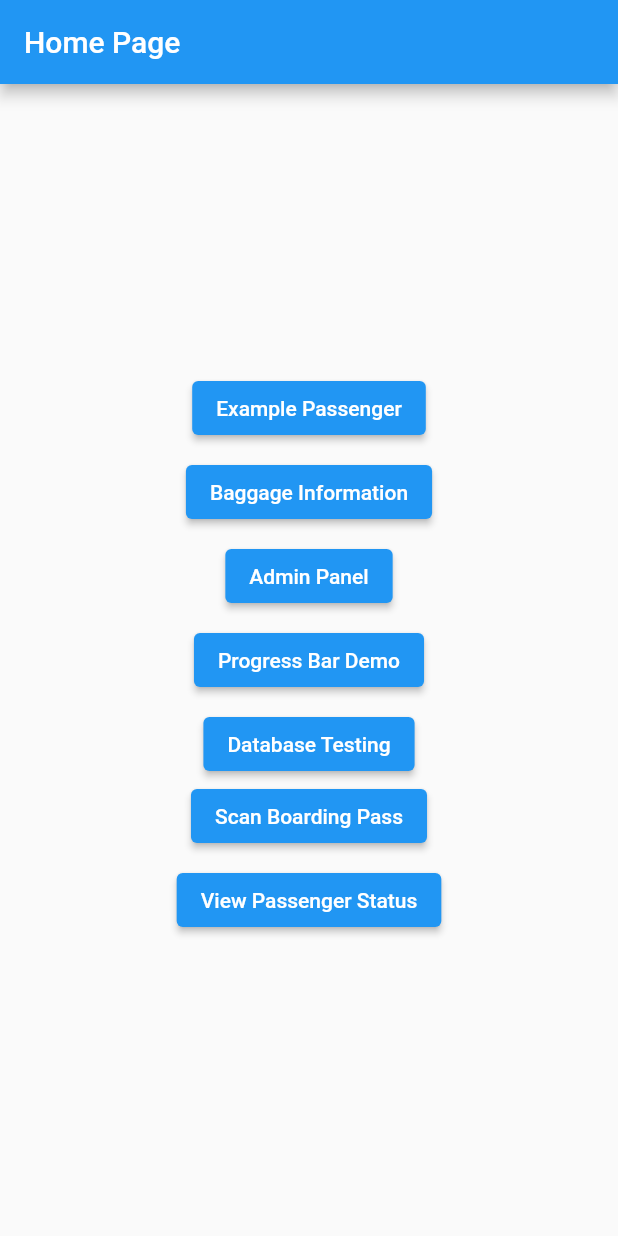
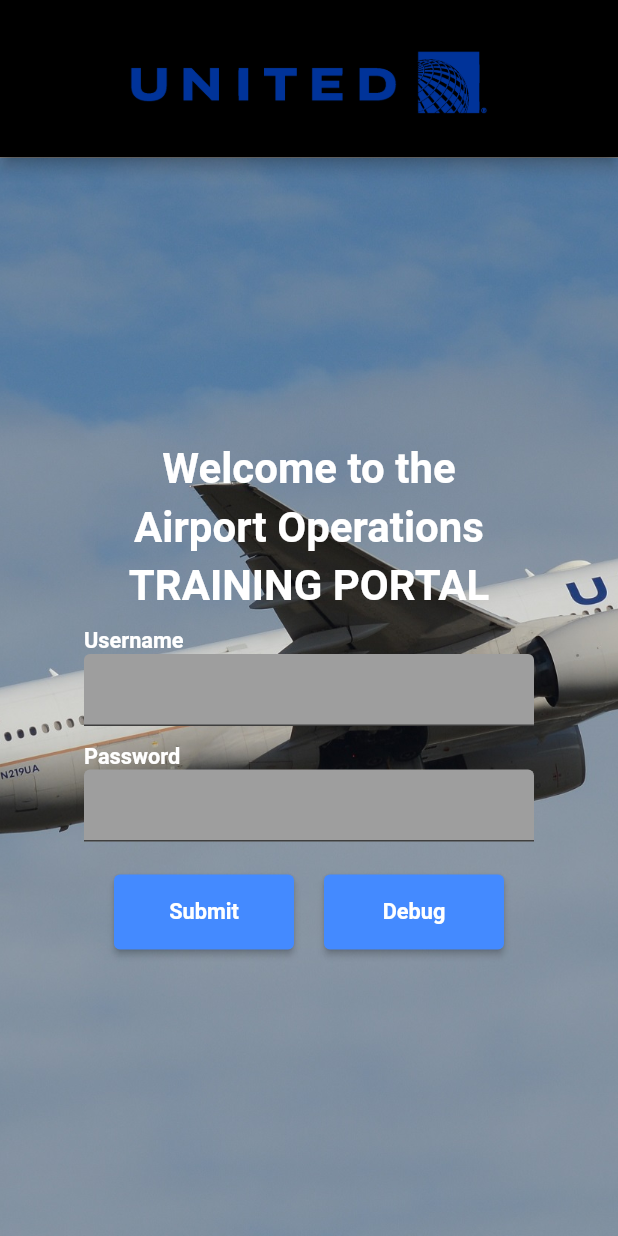
Before and after one commit to ejmalzone/team-united-airlines-airport-operations, a Flutter app: the screen it shows after launch, on a phone screen of 412 x 824 dp. Run offline on Flutter 3.47's test engine with Material 2 defaults, Android fonts, the phone set to English and light mode, and no system bars; our stand-ins replace camera, date_field, jiffy, qr_flutter; missing offline and left inert: qr_bar_code_scanner_dialog, requests.

Commit message:
Added intro portal

```diff
--- /dev/null
+++ b/airportops_frontend/lib/login.dart
@@ -0,0 +1,156 @@
+import 'package:airportops_frontend/extensions.dart';
+import 'package:airportops_frontend/widgets.dart';
+import 'package:flutter/material.dart';
+
+class LoginRoute extends StatelessWidget {
+  const LoginRoute({super.key});
+
+  @override
+  Widget build(BuildContext context) {
+    const welcomeStyle = TextStyle(
+        color: Colors.white,
+        fontSize: 28,
+        fontWeight: FontWeight.bold
+    );
+
+    const welcomeMessage = [
+      Text('Welcome to the', style: welcomeStyle),
+      Text('Airport Operations', style: welcomeStyle),
+      Text('TRAINING PORTAL', style: welcomeStyle)
+    ];
+
+    const loginStyle = TextStyle(
+        color: Colors.white,
+        fontSize: 14.5,
+        fontWeight: FontWeight.bold
+    );
+
+    var buttonStyle = ElevatedButton.styleFrom(
+        minimumSize: const Size(120, 50),
+        backgroundColor: Colors.blueAccent,
+        textStyle: loginStyle
+    );
+
+    return Scaffold(
+        appBar: AppBar(
+          centerTitle: true,
+          title: Image.asset('assets/unitedlogo.png', fit: BoxFit.cover),
+          backgroundColor: Colors.black,
+          toolbarHeight: 105,
+        ),
+        body: Container(
+            decoration: const BoxDecoration(
+                image: DecorationImage(
+                    image: AssetImage('assets/unitedjet.jpg'),
+                    fit: BoxFit.cover
+                )
+            ),
+            child: Center(child: Column(
+                  mainAxisAlignment: MainAxisAlignment.center,
+                  crossAxisAlignment: CrossAxisAlignment.center,
+                  children: welcomeMessage.withSpaceBetween(height: 6) + [
+                    SizedBox(
+                      width: 300,
+                      child: Column(
+                        children: [
+                          SizedBox(height: 12),
+                          Row(
+                              mainAxisAlignment: MainAxisAlignment.start,
+                              children: [Text('Username', style: loginStyle)]
+                          ),
+                          LoginInput(),
+                          SizedBox(height: 12),
+                          Row(
+                              mainAxisAlignment: MainAxisAlignment.start,
+                              children: [Text('Password', style: loginStyle)]
+                          ),
+                          LoginInput(),
+                          SizedBox(height: 22),
+                          Row(
+                            mainAxisAlignment: MainAxisAlignment.center,
+                            children: [
+                              ElevatedButton(
+                                  style: buttonStyle,
+                                  onPressed: () { Navigator.pushNamed(context, '/portal'); },
+                                  child: const Text('Submit')
+                              ),
+                              ElevatedButton(
+                                  style: buttonStyle,
+                                  onPressed: () { Navigator.pushNamed(context, '/home'); },
+                                  child: const Text('Debug')
+                              )
+                            ].withSpaceBetween(width: 20),
+                          )
+                        ]
+                      )
+                    )
+                  ]
+              )
+            )
+        ),
+    );
+  }
+}
+
+class PortalRoute extends StatelessWidget {
+  ElevatedButton makeButton(BuildContext context, String text, String img, [String? endRoute]) {
+    const buttonTextStyle = TextStyle(
+        color: Colors.black87,
+        fontSize: 16,
+        fontWeight: FontWeight.bold
+    );
+
+    var buttonStyle = ElevatedButton.styleFrom(
+        minimumSize: const Size(180, 180),
+        backgroundColor: Colors.grey,
+        textStyle: buttonTextStyle,
+        shadowColor: Colors.black12,
+        shape: RoundedRectangleBorder(borderRadius: BorderRadius.circular(16.5)),
+    );
+
+    return ElevatedButton(
+      style: buttonStyle,
+      onPressed: () {
+        if (endRoute != null) {
+          Navigator.pushNamed(context, endRoute);
+        }
+      },
+      child: Column(
+        mainAxisAlignment: MainAxisAlignment.center,
+        crossAxisAlignment: CrossAxisAlignment.center,
+        children: [
+          Image.asset(img),
+          Text(text, style: buttonTextStyle)
+        ].withSpaceBetween(height: 8),
+      )
+    );
+  }
+
+  @override
+  Widget build(BuildContext context) {
+    return Scaffold(
+      appBar: AppBar(
+        centerTitle: true,
+        title: const Text('Portal Selection'),
+        titleTextStyle: const TextStyle(fontSize: 32, fontWeight: FontWeight.bold, color: Colors.white),
+        backgroundColor: Colors.black,
+        toolbarHeight: 105,
+      ),
+      body: Center(child:
+        Column(
+          mainAxisAlignment: MainAxisAlignment.center,
+          children: [
+            Row(
+              mainAxisAlignment: MainAxisAlignment.center,
+              children: [
+                makeButton(context, 'Customer Service', 'assets/icons8-airport-64.png'),
+                makeButton(context, 'Ramp Service', 'assets/icons8-luggage-64 (1).png', '/baggage'),
+              ].withSpaceBetween(width: 36),
+            ),
+            makeButton(context, 'Admin', 'assets/united-square-64.png', '/admin')
+          ].withSpaceBetween(height: 36)
+        )
+      )
+    );
+  }
+}
--- a/airportops_frontend/lib/main.dart
+++ b/airportops_frontend/lib/main.dart
@@ -13,12 +13,15 @@ import 'package:airportops_frontend/scanning.dart';
 import 'package:airportops_frontend/rampservices/rampservices_profile.dart';
 import 'package:qr_flutter/qr_flutter.dart';
 
+import 'login.dart';
+
 Future<void> main() async {
   //var req = await passengerRequest();
   runApp(MaterialApp(
     initialRoute: '/',
     routes: {
-      '/': (context) => const HomeRoute(),
+      '/': (context) => LoginRoute(),
+      '/home': (context) => const HomeRoute(),
       '/examplePassenger': (context) => PassengerProfileApp(),
       '/baggage': (context) => BaggageRoute(),
       '/admin': (context) => AdminRoute(),
@@ -26,6 +29,7 @@ Future<void> main() async {
       '/dbTesting': (context) => DatabaseRoute(),
       '/scanning': (context) => ScanRoute(),
       '/camera': (context) => UniversalScanApp(),
+      '/portal': (context) => PortalRoute()
       //'/passengerTesting': (context) => PassengerDisplayRoute(),
       //'/passengerTesting': (context) => PassengerDisplayRoute(
       //      data: req,
@@ -218,25 +222,26 @@ class HomeRoute extends StatelessWidget {
                 Navigator.pushNamed(context, '/examplePassenger');
               },
             ),
-            const SizedBox(height: 8),
             ElevatedButton(
                 child: const Text('Baggage Information'),
                 onPressed: () {
                   Navigator.pushNamed(context, '/baggage');
                 }),
-            const SizedBox(height: 8),
+            ElevatedButton(
+                child: const Text('Login Route'),
+                onPressed: () {
+                  Navigator.pushNamed(context, '/login');
+                }),
             ElevatedButton(
                 child: const Text('Admin Panel'),
                 onPressed: () {
                   Navigator.pushNamed(context, '/admin');
                 }),
-            const SizedBox(height: 8),
             ElevatedButton(
                 child: const Text('Progress Bar Demo'),
                 onPressed: () {
                   Navigator.pushNamed(context, '/bars');
                 }),
-            const SizedBox(height: 8),
             ElevatedButton(
                 child: const Text('Database Testing'),
                 onPressed: () {
@@ -247,7 +252,6 @@ class HomeRoute extends StatelessWidget {
                 onPressed: () {
                   Navigator.pushNamed(context, '/camera');
                 }),
-            const SizedBox(height: 8),
             ElevatedButton(
                 child: const Text('View Passenger Status'),
                 onPressed: () async {
@@ -256,9 +260,10 @@ class HomeRoute extends StatelessWidget {
                   await Navigator.of(context).push(MaterialPageRoute(
                       builder: (context) => PassengerDisplayRoute(data: req)));
                 }),
-            const SizedBox(height: 8),
-          ],
-        )));
+          ].withSpaceBetween(height: 8),
+        )
+      )
+    );
   }
 }
 
@@ -321,7 +326,9 @@ class ProgressBarRoute extends StatelessWidget {
               child: Image.asset('assets/icons8-airport-64.png'),
             )
           ].withSpaceBetween(height: 8),
-        )));
+        )
+      )
+    );
   }
 }
 
@@ -413,6 +420,7 @@ class PassengerProfile extends StatelessWidget {
                                     .toIso8601String(),
                                 style: TextStyle(
                                     fontSize: 13, fontWeight: FontWeight.bold)),*/
+<<<<<<< Updated upstream
                               ]),
                           SizedBox(height: 80),
                           Text('Special Requests:',
@@ -458,6 +466,20 @@ class QRImage extends StatelessWidget {
               100,
             ),
           ),
+=======
+                          ]),
+                      SizedBox(height: 80),
+                      Text('Special Requests:',
+                          style: TextStyle(
+                              fontSize: 16, fontWeight: FontWeight.bold)),
+                      Text('    ${passenger.requestsString}',
+                          style: TextStyle(
+                              fontSize: 16, fontWeight: FontWeight.bold)),
+                    ]
+                )
+            )
+          ],
+>>>>>>> Stashed changes
         ),
       ),
     );
--- a/airportops_frontend/lib/widgets.dart
+++ b/airportops_frontend/lib/widgets.dart
@@ -230,3 +230,10 @@ class PCard extends StatelessWidget {
     );
   }
 }
+
+class LoginInput extends StatelessWidget {
+  @override
+  Widget build(BuildContext context) {
+    return TextField(decoration: InputDecoration(fillColor: Colors.grey, filled: true));
+  }
+}
```
Also changed, not shown: airportops_frontend/assets/united-square-64.png (added), airportops_frontend/assets/unitedjet.jpg (added).
